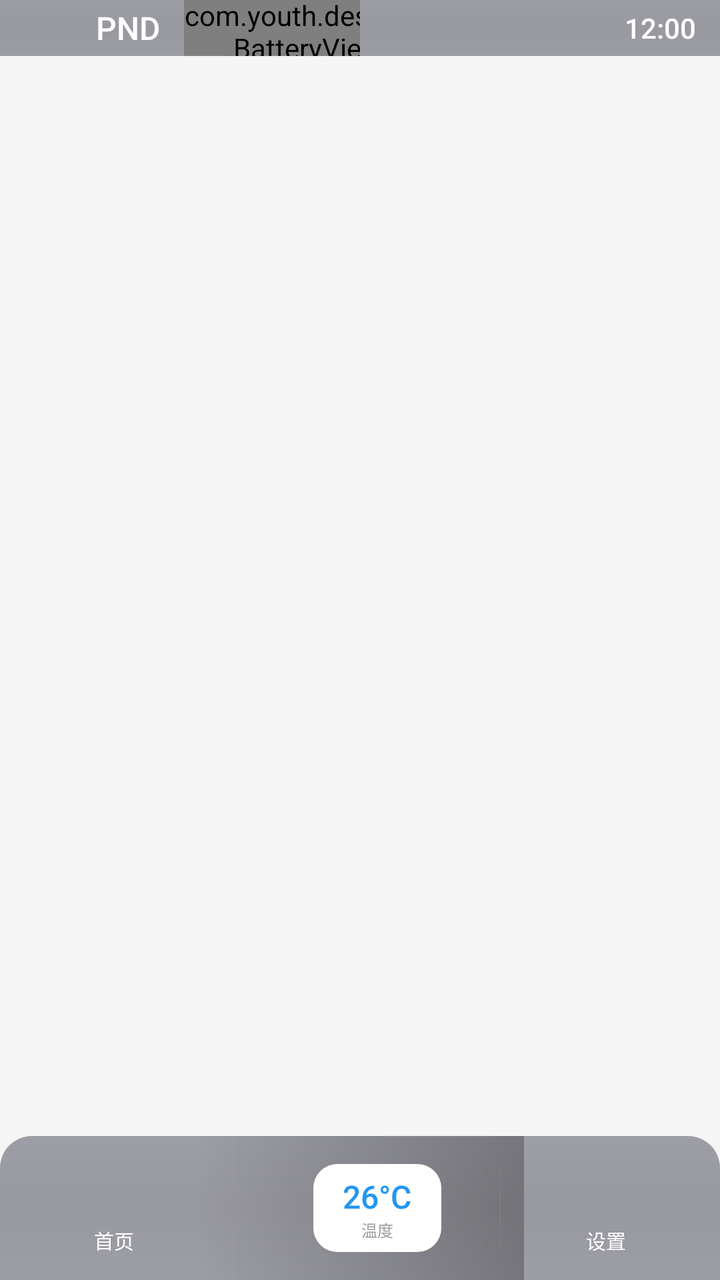
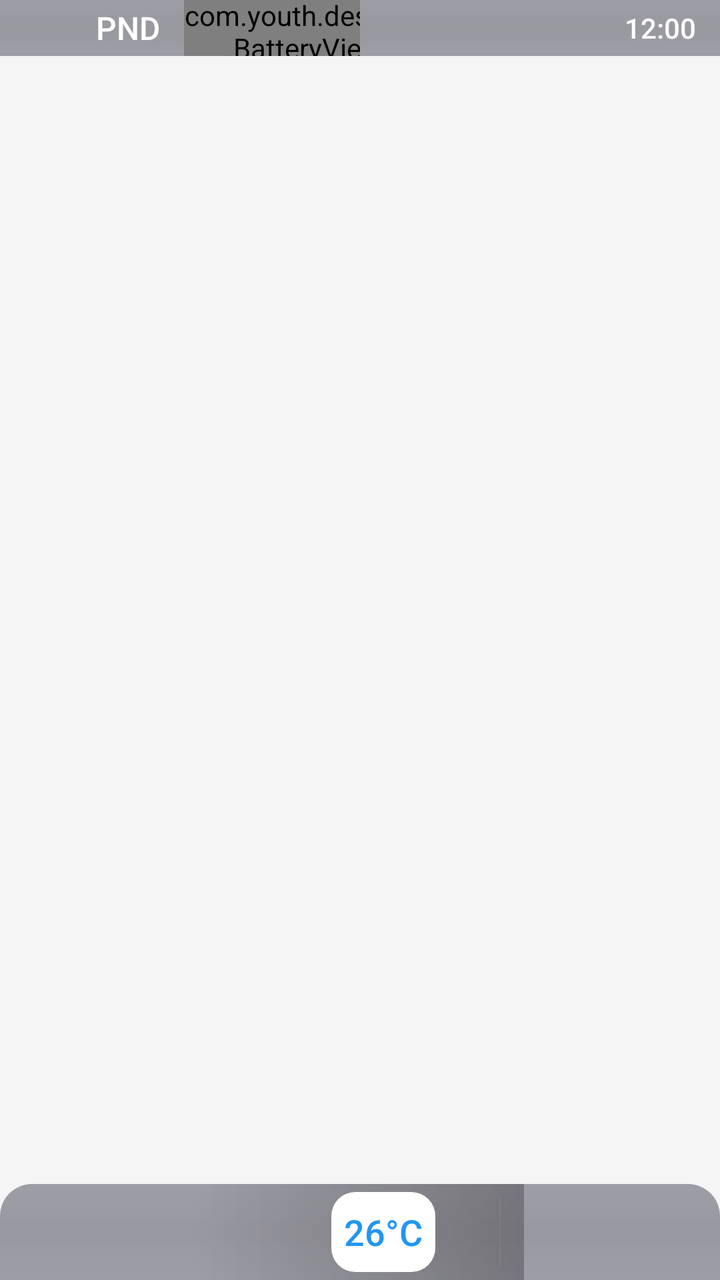

An Android layout rendered at two revisions. The XML below is the earlier revision; the diff shows what the commit changed to produce the second picture.
<!-- AndroidManifest.xml: activity theme Theme.YouthDesktop -->
<!-- res/layout/activity_main.xml -->
<?xml version="1.0" encoding="utf-8"?>
<FrameLayout xmlns:android="http://schemas.android.com/apk/res/android"
    android:id="@+id/desktop_container"
    android:layout_width="match_parent"
    android:layout_height="match_parent"
    android:background="@color/desktop_wallpaper_default">

    <GridLayout
        android:id="@+id/icon_grid"
        android:layout_width="match_parent"
        android:layout_height="match_parent"
        android:layout_marginTop="44dp"
        android:layout_marginBottom="72dp"
        android:layout_marginStart="16dp"
        android:layout_marginEnd="16dp" />

    <LinearLayout
        android:id="@+id/status_bar"
        android:layout_width="match_parent"
        android:layout_height="28dp"
        android:background="@drawable/statusbar_background_dark"
        android:gravity="center_vertical"
        android:orientation="horizontal"
        android:paddingStart="12dp"
        android:paddingEnd="12dp">

        
        <LinearLayout
            android:layout_width="0dp"
            android:layout_height="match_parent"
            android:layout_weight="1"
            android:orientation="horizontal"
            android:gravity="center_vertical">

            
            <ImageView
                android:id="@+id/img_voice_assistant"
                android:layout_width="28dp"
                android:layout_height="28dp"
                android:scaleType="fitCenter" />

            <View
                android:layout_width="8dp"
                android:layout_height="0dp" />

            
            <LinearLayout
                android:id="@+id/gear_display"
                android:layout_width="wrap_content"
                android:layout_height="wrap_content"
                android:orientation="horizontal"
                android:gravity="center_vertical">

                <TextView
                    android:id="@+id/text_gear_p"
                    android:layout_width="wrap_content"
                    android:layout_height="wrap_content"
                    android:text="P"
                    android:textSize="16sp"
                    android:textColor="@color/dark_tech_text"
                    android:fontFamily="sans-serif-medium" />

                <TextView
                    android:id="@+id/text_gear_n"
                    android:layout_width="wrap_content"
                    android:layout_height="wrap_content"
                    android:text="N"
                    android:textSize="16sp"
                    android:textColor="@color/dark_tech_text"
                    android:fontFamily="sans-serif-medium" />

                <TextView
                    android:id="@+id/text_gear_d"
                    android:layout_width="wrap_content"
                    android:layout_height="wrap_content"
                    android:text="D"
                    android:textSize="16sp"
                    android:textColor="@color/dark_tech_text"
                    android:fontFamily="sans-serif-medium" />
            </LinearLayout>

            <View
                android:layout_width="12dp"
                android:layout_height="0dp" />

            
            <com.youth.desktop.BatteryView
                android:id="@+id/battery_view"
                android:layout_width="120dp"
                android:layout_height="32dp" />
        </LinearLayout>

        
        <LinearLayout
            android:layout_width="0dp"
            android:layout_height="match_parent"
            android:layout_weight="1"
            android:orientation="horizontal"
            android:gravity="end|center_vertical">

            
            <ImageView
                android:id="@+id/img_wifi"
                android:layout_width="24dp"
                android:layout_height="24dp"
                android:scaleType="fitCenter" />

            <View
                android:layout_width="6dp"
                android:layout_height="0dp" />

            
            <ImageView
                android:id="@+id/img_bluetooth"
                android:layout_width="24dp"
                android:layout_height="24dp"
                android:scaleType="fitCenter" />

            <View
                android:layout_width="6dp"
                android:layout_height="0dp" />

            
            <ImageView
                android:id="@+id/img_4g_signal"
                android:layout_width="24dp"
                android:layout_height="24dp"
                android:scaleType="fitCenter" />

            <View
                android:layout_width="6dp"
                android:layout_height="0dp" />

            
            <ImageView
                android:id="@+id/img_driving_recorder"
                android:layout_width="24dp"
                android:layout_height="24dp"
                android:scaleType="fitCenter" />

            <View
                android:layout_width="12dp"
                android:layout_height="0dp" />

            
            <TextView
                android:id="@+id/text_time_only"
                android:layout_width="wrap_content"
                android:layout_height="wrap_content"
                android:text="12:00"
                android:textColor="@color/statusbar_text"
                android:textSize="14sp"
                android:fontFamily="sans-serif-medium" />
        </LinearLayout>

    </LinearLayout>

    <LinearLayout
        android:id="@+id/taskbar"
        android:layout_width="match_parent"
        android:layout_height="72dp"
        android:layout_gravity="bottom"
        android:background="@drawable/taskbar_background_dark"
        android:gravity="center"
        android:orientation="horizontal"
        android:paddingStart="16dp"
        android:paddingEnd="16dp"
        android:elevation="8dp">

        
        <LinearLayout
            android:layout_width="0dp"
            android:layout_height="match_parent"
            android:layout_weight="1"
            android:orientation="horizontal"
            android:gravity="center">

            <LinearLayout
                android:id="@+id/btn_back"
                android:layout_width="56dp"
                android:layout_height="56dp"
                android:orientation="vertical"
                android:gravity="center"
                android:background="@drawable/icon_background_selector"
                android:padding="4dp">

                <ImageView
                    android:id="@+id/img_back"
                    android:layout_width="32dp"
                    android:layout_height="32dp"
                    android:scaleType="fitCenter" />

                <TextView
                    android:layout_width="wrap_content"
                    android:layout_height="wrap_content"
                    android:text="返回"
                    android:textSize="10sp"
                    android:textColor="@color/white" />
            </LinearLayout>

            <View
                android:layout_width="12dp"
                android:layout_height="0dp" />

            <LinearLayout
                android:id="@+id/btn_home"
                android:layout_width="56dp"
                android:layout_height="56dp"
                android:orientation="vertical"
                android:gravity="center"
                android:background="@drawable/icon_background_selector"
                android:padding="4dp">

                <ImageView
                    android:id="@+id/img_home"
                    android:layout_width="32dp"
                    android:layout_height="32dp"
                    android:scaleType="fitCenter" />

                <TextView
                    android:layout_width="wrap_content"
                    android:layout_height="wrap_content"
                    android:text="首页"
                    android:textSize="10sp"
                    android:textColor="@color/white" />
            </LinearLayout>

            <View
                android:layout_width="12dp"
                android:layout_height="0dp" />

            <LinearLayout
                android:id="@+id/btn_recent"
                android:layout_width="56dp"
                android:layout_height="56dp"
                android:orientation="vertical"
                android:gravity="center"
                android:background="@drawable/icon_background_selector"
                android:padding="4dp">

                <ImageView
                    android:id="@+id/img_recent"
                    android:layout_width="32dp"
                    android:layout_height="32dp"
                    android:scaleType="fitCenter" />

                <TextView
                    android:layout_width="wrap_content"
                    android:layout_height="wrap_content"
                    android:text="最近"
                    android:textSize="10sp"
                    android:textColor="@color/white" />
            </LinearLayout>
        </LinearLayout>

        
        <LinearLayout
            android:layout_width="0dp"
            android:layout_height="match_parent"
            android:layout_weight="2"
            android:orientation="horizontal"
            android:gravity="center"
            android:background="@drawable/frosted_glass_background"
            android:paddingStart="12dp"
            android:paddingEnd="12dp">

            
            <LinearLayout
                android:layout_width="wrap_content"
                android:layout_height="wrap_content"
                android:orientation="horizontal"
                android:gravity="center">

                
                <LinearLayout
                    android:id="@+id/btn_ac_power"
                    android:layout_width="44dp"
                    android:layout_height="44dp"
                    android:orientation="vertical"
                    android:gravity="center"
                    android:background="@drawable/icon_background_selector">

                    <ImageView
                        android:id="@+id/img_ac_power"
                        android:layout_width="26dp"
                        android:layout_height="26dp"
                        android:scaleType="fitCenter" />

                    <TextView
                        android:layout_width="wrap_content"
                        android:layout_height="wrap_content"
                        android:text="空调"
                        android:textSize="8sp"
                        android:textColor="@color/white" />
                </LinearLayout>

                <View
                    android:layout_width="6dp"
                    android:layout_height="0dp" />

                
                <LinearLayout
                    android:id="@+id/btn_ac_minus"
                    android:layout_width="36dp"
                    android:layout_height="36dp"
                    android:orientation="vertical"
                    android:gravity="center"
                    android:background="@drawable/icon_background_selector">

                    <ImageView
                        android:id="@+id/img_ac_minus"
                        android:layout_width="20dp"
                        android:layout_height="20dp"
                        android:scaleType="fitCenter" />
                </LinearLayout>

                
                <LinearLayout
                    android:id="@+id/ac_temp_display"
                    android:layout_width="64dp"
                    android:layout_height="44dp"
                    android:orientation="vertical"
                    android:gravity="center"
                    android:layout_marginStart="6dp"
                    android:layout_marginEnd="6dp"
                    android:background="@drawable/icon_background">

                    <TextView
                        android:id="@+id/ac_temp_text"
                        android:layout_width="wrap_content"
                        android:layout_height="wrap_content"
                        android:text="26°C"
                        android:textSize="16sp"
                        android:textColor="@color/primary"
                        android:fontFamily="sans-serif-medium" />

                    <TextView
                        android:layout_width="wrap_content"
                        android:layout_height="wrap_content"
                        android:text="温度"
                        android:textSize="8sp"
                        android:textColor="@color/text_hint" />
                </LinearLayout>

                
                <LinearLayout
                    android:id="@+id/btn_ac_plus"
                    android:layout_width="36dp"
                    android:layout_height="36dp"
                    android:orientation="vertical"
                    android:gravity="center"
                    android:background="@drawable/icon_background_selector">

                    <ImageView
                        android:id="@+id/img_ac_plus"
                        android:layout_width="20dp"
                        android:layout_height="20dp"
                        android:scaleType="fitCenter" />
                </LinearLayout>
            </LinearLayout>

            <View
                android:layout_width="16dp"
                android:layout_height="0dp" />

            
            <View
                android:layout_width="1dp"
                android:layout_height="40dp"
                android:background="@color/text_hint"
                android:alpha="0.3" />

            <View
                android:layout_width="16dp"
                android:layout_height="0dp" />

            
            <LinearLayout
                android:layout_width="wrap_content"
                android:layout_height="wrap_content"
                android:orientation="horizontal"
                android:gravity="center">

                
                <LinearLayout
                    android:id="@+id/btn_defrost_front"
                    android:layout_width="48dp"
                    android:layout_height="48dp"
                    android:orientation="vertical"
                    android:gravity="center"
                    android:background="@drawable/icon_background_selector">

                    <ImageView
                        android:id="@+id/img_defrost_front"
                        android:layout_width="24dp"
                        android:layout_height="24dp"
                        android:scaleType="fitCenter" />

                    <TextView
                        android:layout_width="wrap_content"
                        android:layout_height="wrap_content"
                        android:text="前除霜"
                        android:textSize="8sp"
                        android:textColor="@color/white"
                        android:gravity="center" />
                </LinearLayout>

                <View
                    android:layout_width="8dp"
                    android:layout_height="0dp" />

                
                <LinearLayout
                    android:id="@+id/btn_defrost_rear"
                    android:layout_width="48dp"
                    android:layout_height="48dp"
                    android:orientation="vertical"
                    android:gravity="center"
                    android:background="@drawable/icon_background_selector">

                    <ImageView
                        android:id="@+id/img_defrost_rear"
                        android:layout_width="24dp"
                        android:layout_height="24dp"
                        android:scaleType="fitCenter" />

                    <TextView
                        android:layout_width="wrap_content"
                        android:layout_height="wrap_content"
                        android:text="后除霜"
                        android:textSize="8sp"
                        android:textColor="@color/white"
                        android:gravity="center" />
                </LinearLayout>

                <View
                    android:layout_width="8dp"
                    android:layout_height="0dp" />

                
                <LinearLayout
                    android:id="@+id/btn_air_direction"
                    android:layout_width="48dp"
                    android:layout_height="48dp"
                    android:orientation="vertical"
                    android:gravity="center"
                    android:background="@drawable/icon_background_selector">

                    <ImageView
                        android:id="@+id/img_air_direction"
                        android:layout_width="24dp"
                        android:layout_height="24dp"
                        android:scaleType="fitCenter" />

                    <TextView
                        android:layout_width="wrap_content"
                        android:layout_height="wrap_content"
                        android:text="风向"
                        android:textSize="8sp"
                        android:textColor="@color/white"
                        android:gravity="center" />
                </LinearLayout>
            </LinearLayout>
        </LinearLayout>

        
        <LinearLayout
            android:layout_width="0dp"
            android:layout_height="match_parent"
            android:layout_weight="1"
            android:orientation="horizontal"
            android:gravity="center">

            <LinearLayout
                android:id="@+id/btn_desktop_settings"
                android:layout_width="56dp"
                android:layout_height="56dp"
                android:orientation="vertical"
                android:gravity="center"
                android:background="@drawable/icon_background_selector"
                android:padding="4dp">

                <ImageView
                    android:id="@+id/img_settings"
                    android:layout_width="32dp"
                    android:layout_height="32dp"
                    android:scaleType="fitCenter" />

                <TextView
                    android:layout_width="wrap_content"
                    android:layout_height="wrap_content"
                    android:text="设置"
                    android:textSize="10sp"
                    android:textColor="@color/white" />
            </LinearLayout>
        </LinearLayout>

    </LinearLayout>

</FrameLayout>
<!-- resources referenced by this layout -->
<resources>
  <color name="dark_tech_text">#FFFFFF</color>
  <color name="desktop_wallpaper_default">#00000000</color>
  <color name="primary">#2196F3</color>
  <color name="statusbar_text">#FFFFFF</color>
  <color name="text_hint">#9E9E9E</color>
  <color name="white">#FFFFFF</color>
  <!-- drawable frosted_glass_background (drawable) -->
  <?xml version="1.0" encoding="utf-8"?>
  <shape xmlns:android="http://schemas.android.com/apk/res/android"
      android:shape="rectangle">
      <gradient
          android:type="linear"
          android:angle="180"
          android:startColor="#40000000"
          android:endColor="#00000000" />
  </shape>
  <!-- drawable icon_background (drawable) -->
  <?xml version="1.0" encoding="utf-8"?>
  <shape xmlns:android="http://schemas.android.com/apk/res/android"
      android:shape="rectangle">
      <solid android:color="@color/icon_background" />
      <corners android:radius="12dp" />
  </shape>
  <!-- drawable icon_background_selector (drawable) -->
  <?xml version="1.0" encoding="utf-8"?>
  <selector xmlns:android="http://schemas.android.com/apk/res/android">
      <item android:state_pressed="true">
          <shape android:shape="rectangle">
              <solid android:color="#10000000" />
              <corners android:radius="12dp" />
          </shape>
      </item>
      <item>
          <shape android:shape="rectangle">
              <solid android:color="@android:color/transparent" />
              <corners android:radius="12dp" />
          </shape>
      </item>
  </selector>
  <!-- drawable statusbar_background_dark (drawable) -->
  <?xml version="1.0" encoding="utf-8"?>
  <shape xmlns:android="http://schemas.android.com/apk/res/android"
      android:shape="rectangle">
      <gradient
          android:type="linear"
          android:angle="90"
          android:startColor="#661A1A2E"
          android:centerColor="#660D0D1F"
          android:endColor="#661A1A2E" />
  </shape>
  <!-- drawable taskbar_background_dark (drawable) -->
  <?xml version="1.0" encoding="utf-8"?>
  <shape xmlns:android="http://schemas.android.com/apk/res/android"
      android:shape="rectangle">
      <gradient
          android:type="linear"
          android:angle="90"
          android:startColor="#661A1A2E"
          android:centerColor="#660D0D1F"
          android:endColor="#661A1A2E" />
      <corners
          android:topLeftRadius="16dp"
          android:topRightRadius="16dp" />
  </shape>
  <style name="Theme.YouthDesktop" parent="Theme.MaterialComponents.Light.NoActionBar">
          <item name="colorPrimary">@color/primary</item>
          <item name="colorPrimaryDark">@color/primary_dark</item>
          <item name="colorAccent">@color/accent</item>
          <item name="android:windowBackground">@color/background</item>
          <item name="android:navigationBarColor">@color/primary_dark</item>
          <item name="android:statusBarColor">@color/statusbar_background</item>
          <item name="android:windowFullscreen">true</item>
          <item name="android:windowLayoutInDisplayCutoutMode">shortEdges</item>
      </style>
  <color name="icon_background">#FFFFFF</color>
  <color name="primary_dark">#1976D2</color>
  <color name="accent">#FF4081</color>
  <color name="background">#F5F5F5</color>
  <color name="statusbar_background">#1565C0</color>
</resources>

<!-- the commit's change to res/layout/activity_main.xml (unified diff, before → after) -->
@@ -10,7 +10,7 @@
         android:layout_width="match_parent"
         android:layout_height="match_parent"
         android:layout_marginTop="44dp"
-        android:layout_marginBottom="72dp"
+        android:layout_marginBottom="56dp"
         android:layout_marginStart="16dp"
         android:layout_marginEnd="16dp" />
 
@@ -158,7 +158,7 @@
     <LinearLayout
         android:id="@+id/taskbar"
         android:layout_width="match_parent"
-        android:layout_height="72dp"
+        android:layout_height="48dp"
         android:layout_gravity="bottom"
         android:background="@drawable/taskbar_background_dark"
         android:gravity="center"
@@ -181,25 +181,17 @@
                 android:layout_height="56dp"
                 android:orientation="vertical"
                 android:gravity="center"
-                android:background="@drawable/icon_background_selector"
-                android:padding="4dp">
+                android:background="@drawable/icon_background_selector">
 
                 <ImageView
                     android:id="@+id/img_back"
-                    android:layout_width="32dp"
-                    android:layout_height="32dp"
+                    android:layout_width="42dp"
+                    android:layout_height="42dp"
                     android:scaleType="fitCenter" />
-
-                <TextView
-                    android:layout_width="wrap_content"
-                    android:layout_height="wrap_content"
-                    android:text="返回"
-                    android:textSize="10sp"
-                    android:textColor="@color/white" />
-            </LinearLayout>
-
-            <View
-                android:layout_width="12dp"
+            </LinearLayout>
+
+            <View
+                android:layout_width="16dp"
                 android:layout_height="0dp" />
 
             <LinearLayout
@@ -208,25 +200,17 @@
                 android:layout_height="56dp"
                 android:orientation="vertical"
                 android:gravity="center"
-                android:background="@drawable/icon_background_selector"
-                android:padding="4dp">
+                android:background="@drawable/icon_background_selector">
 
                 <ImageView
                     android:id="@+id/img_home"
-                    android:layout_width="32dp"
-                    android:layout_height="32dp"
+                    android:layout_width="42dp"
+                    android:layout_height="42dp"
                     android:scaleType="fitCenter" />
-
-                <TextView
-                    android:layout_width="wrap_content"
-                    android:layout_height="wrap_content"
-                    android:text="首页"
-                    android:textSize="10sp"
-                    android:textColor="@color/white" />
-            </LinearLayout>
-
-            <View
-                android:layout_width="12dp"
+            </LinearLayout>
+
+            <View
+                android:layout_width="16dp"
                 android:layout_height="0dp" />
 
             <LinearLayout
@@ -235,21 +219,13 @@
                 android:layout_height="56dp"
                 android:orientation="vertical"
                 android:gravity="center"
-                android:background="@drawable/icon_background_selector"
-                android:padding="4dp">
+                android:background="@drawable/icon_background_selector">
 
                 <ImageView
                     android:id="@+id/img_recent"
-                    android:layout_width="32dp"
-                    android:layout_height="32dp"
+                    android:layout_width="42dp"
+                    android:layout_height="42dp"
                     android:scaleType="fitCenter" />
-
-                <TextView
-                    android:layout_width="wrap_content"
-                    android:layout_height="wrap_content"
-                    android:text="最近"
-                    android:textSize="10sp"
-                    android:textColor="@color/white" />
             </LinearLayout>
         </LinearLayout>
 
@@ -274,55 +250,48 @@
                 
                 <LinearLayout
                     android:id="@+id/btn_ac_power"
-                    android:layout_width="44dp"
-                    android:layout_height="44dp"
+                    android:layout_width="48dp"
+                    android:layout_height="48dp"
                     android:orientation="vertical"
                     android:gravity="center"
                     android:background="@drawable/icon_background_selector">
 
                     <ImageView
                         android:id="@+id/img_ac_power"
-                        android:layout_width="26dp"
-                        android:layout_height="26dp"
-                        android:scaleType="fitCenter" />
-
-                    <TextView
-                        android:layout_width="wrap_content"
-                        android:layout_height="wrap_content"
-                        android:text="空调"
-                        android:textSize="8sp"
-                        android:textColor="@color/white" />
+                        android:layout_width="36dp"
+                        android:layout_height="36dp"
+                        android:scaleType="fitCenter" />
                 </LinearLayout>
 
                 <View
-                    android:layout_width="6dp"
+                    android:layout_width="8dp"
                     android:layout_height="0dp" />
 
                 
                 <LinearLayout
                     android:id="@+id/btn_ac_minus"
-                    android:layout_width="36dp"
-                    android:layout_height="36dp"
+                    android:layout_width="40dp"
+                    android:layout_height="40dp"
                     android:orientation="vertical"
                     android:gravity="center"
                     android:background="@drawable/icon_background_selector">
 
                     <ImageView
                         android:id="@+id/img_ac_minus"
-                        android:layout_width="20dp"
-                        android:layout_height="20dp"
+                        android:layout_width="28dp"
+                        android:layout_height="28dp"
                         android:scaleType="fitCenter" />
                 </LinearLayout>
 
                 
                 <LinearLayout
                     android:id="@+id/ac_temp_display"
-                    android:layout_width="64dp"
-                    android:layout_height="44dp"
-                    android:orientation="vertical"
-                    android:gravity="center"
-                    android:layout_marginStart="6dp"
-                    android:layout_marginEnd="6dp"
+                    android:layout_width="52dp"
+                    android:layout_height="40dp"
+                    android:orientation="vertical"
+                    android:gravity="center"
+                    android:layout_marginStart="4dp"
+                    android:layout_marginEnd="4dp"
                     android:background="@drawable/icon_background">
 
                     <TextView
@@ -330,31 +299,24 @@
                         android:layout_width="wrap_content"
                         android:layout_height="wrap_content"
                         android:text="26°C"
-                        android:textSize="16sp"
+                        android:textSize="18sp"
                         android:textColor="@color/primary"
                         android:fontFamily="sans-serif-medium" />
-
-                    <TextView
-                        android:layout_width="wrap_content"
-                        android:layout_height="wrap_content"
-                        android:text="温度"
-                        android:textSize="8sp"
-                        android:textColor="@color/text_hint" />
                 </LinearLayout>
 
                 
                 <LinearLayout
                     android:id="@+id/btn_ac_plus"
-                    android:layout_width="36dp"
-                    android:layout_height="36dp"
+                    android:layout_width="40dp"
+                    android:layout_height="40dp"
                     android:orientation="vertical"
                     android:gravity="center"
                     android:background="@drawable/icon_background_selector">
 
                     <ImageView
                         android:id="@+id/img_ac_plus"
-                        android:layout_width="20dp"
-                        android:layout_height="20dp"
+                        android:layout_width="28dp"
+                        android:layout_height="28dp"
                         android:scaleType="fitCenter" />
                 </LinearLayout>
             </LinearLayout>
@@ -366,7 +328,7 @@
             
             <View
                 android:layout_width="1dp"
-                android:layout_height="40dp"
+                android:layout_height="36dp"
                 android:background="@color/text_hint"
                 android:alpha="0.3" />
 
@@ -392,17 +354,9 @@
 
                     <ImageView
                         android:id="@+id/img_defrost_front"
-                        android:layout_width="24dp"
-                        android:layout_height="24dp"
-                        android:scaleType="fitCenter" />
-
-                    <TextView
-                        android:layout_width="wrap_content"
-                        android:layout_height="wrap_content"
-                        android:text="前除霜"
-                        android:textSize="8sp"
-                        android:textColor="@color/white"
-                        android:gravity="center" />
+                        android:layout_width="34dp"
+                        android:layout_height="34dp"
+                        android:scaleType="fitCenter" />
                 </LinearLayout>
 
                 <View
@@ -420,17 +374,9 @@
 
                     <ImageView
                         android:id="@+id/img_defrost_rear"
-                        android:layout_width="24dp"
-                        android:layout_height="24dp"
-                        android:scaleType="fitCenter" />
-
-                    <TextView
-                        android:layout_width="wrap_content"
-                        android:layout_height="wrap_content"
-                        android:text="后除霜"
-                        android:textSize="8sp"
-                        android:textColor="@color/white"
-                        android:gravity="center" />
+                        android:layout_width="34dp"
+                        android:layout_height="34dp"
+                        android:scaleType="fitCenter" />
                 </LinearLayout>
 
                 <View
@@ -448,17 +394,9 @@
 
                     <ImageView
                         android:id="@+id/img_air_direction"
-                        android:layout_width="24dp"
-                        android:layout_height="24dp"
-                        android:scaleType="fitCenter" />
-
-                    <TextView
-                        android:layout_width="wrap_content"
-                        android:layout_height="wrap_content"
-                        android:text="风向"
-                        android:textSize="8sp"
-                        android:textColor="@color/white"
-                        android:gravity="center" />
+                        android:layout_width="34dp"
+                        android:layout_height="34dp"
+                        android:scaleType="fitCenter" />
                 </LinearLayout>
             </LinearLayout>
         </LinearLayout>
@@ -477,21 +415,13 @@
                 android:layout_height="56dp"
                 android:orientation="vertical"
                 android:gravity="center"
-                android:background="@drawable/icon_background_selector"
-                android:padding="4dp">
+                android:background="@drawable/icon_background_selector">
 
                 <ImageView
                     android:id="@+id/img_settings"
-                    android:layout_width="32dp"
-                    android:layout_height="32dp"
+                    android:layout_width="42dp"
+                    android:layout_height="42dp"
                     android:scaleType="fitCenter" />
-
-                <TextView
-                    android:layout_width="wrap_content"
-                    android:layout_height="wrap_content"
-                    android:text="设置"
-                    android:textSize="10sp"
-                    android:textColor="@color/white" />
             </LinearLayout>
         </LinearLayout>
 
<!-- resource entries referenced after the edit -->
@@ -5,7 +5,6 @@
   <color name="primary">#2196F3</color>
   <color name="statusbar_text">#FFFFFF</color>
   <color name="text_hint">#9E9E9E</color>
-  <color name="white">#FFFFFF</color>
   <!-- drawable frosted_glass_background (drawable) -->
   <?xml version="1.0" encoding="utf-8"?>
   <shape xmlns:android="http://schemas.android.com/apk/res/android"
